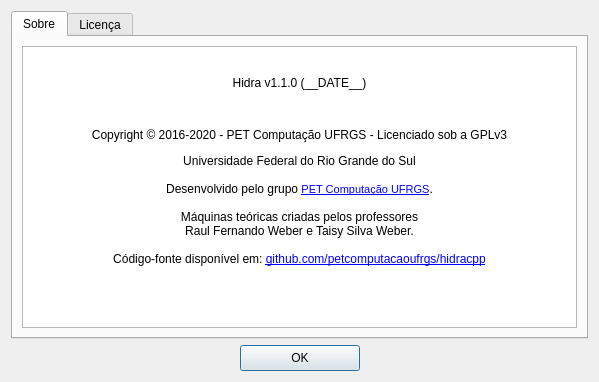
Qt form src/gui/about.ui (petcomputacaoufrgs/hidracpp) before a commit.
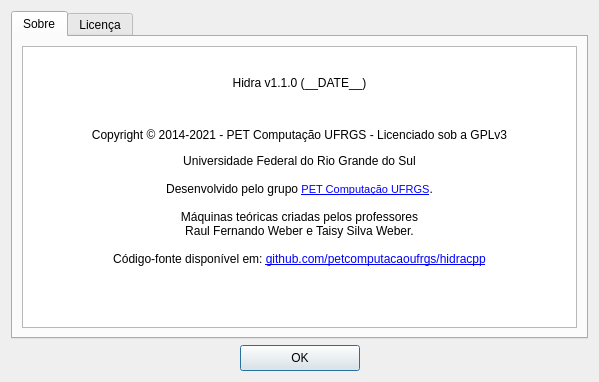
The same form after that commit.

Patch:
```diff
--- a/src/gui/about.ui
+++ b/src/gui/about.ui
@@ -37,7 +37,7 @@
 &lt;p align=&quot;center&quot; style=&quot;-qt-paragraph-type:empty; margin-top:12px; margin-bottom:12px; margin-left:0px; margin-right:0px; -qt-block-indent:0; text-indent:0px;&quot;&gt;&lt;br /&gt;&lt;/p&gt;
 &lt;p align=&quot;center&quot; style=&quot; margin-top:12px; margin-bottom:12px; margin-left:0px; margin-right:0px; -qt-block-indent:0; text-indent:0px;&quot;&gt;&lt;span style=&quot; font-size:9pt;&quot;&gt;Hidra v1.1.0 (__DATE__)&lt;/span&gt;&lt;/p&gt;
 &lt;p align=&quot;center&quot; style=&quot;-qt-paragraph-type:empty; margin-top:12px; margin-bottom:12px; margin-left:0px; margin-right:0px; -qt-block-indent:0; text-indent:0px; font-size:9pt;&quot;&gt;&lt;br /&gt;&lt;/p&gt;
-&lt;p align=&quot;center&quot; style=&quot; margin-top:12px; margin-bottom:12px; margin-left:0px; margin-right:0px; -qt-block-indent:0; text-indent:0px;&quot;&gt;&lt;span style=&quot; font-size:9pt;&quot;&gt;Copyright © 2016-2020 - PET Computação UFRGS - Licenciado sob a GPLv3&lt;/span&gt;&lt;/p&gt;
+&lt;p align=&quot;center&quot; style=&quot; margin-top:12px; margin-bottom:12px; margin-left:0px; margin-right:0px; -qt-block-indent:0; text-indent:0px;&quot;&gt;&lt;span style=&quot; font-size:9pt;&quot;&gt;Copyright © 2014-2021 - PET Computação UFRGS - Licenciado sob a GPLv3&lt;/span&gt;&lt;/p&gt;
 &lt;p align=&quot;center&quot; style=&quot; margin-top:12px; margin-bottom:12px; margin-left:0px; margin-right:0px; -qt-block-indent:0; text-indent:0px;&quot;&gt;&lt;span style=&quot; font-size:9pt;&quot;&gt;Universidade Federal do Rio Grande do Sul&lt;br /&gt;&lt;br /&gt;Desenvolvido pelo grupo &lt;/span&gt;&lt;a href=&quot;http://inf.ufrgs.br/pet/&quot;&gt;&lt;span style=&quot; font-size:8pt; text-decoration: underline; color:#0000ff;&quot;&gt;PET Computação UFRGS&lt;/span&gt;&lt;/a&gt;&lt;span style=&quot; font-size:9pt;&quot;&gt;.&lt;br /&gt;&lt;br /&gt;Máquinas teóricas criadas pelos professores&lt;br /&gt;Raul Fernando Weber e Taisy Silva Weber.&lt;br /&gt;&lt;br /&gt;Código-fonte disponível em: &lt;/span&gt;&lt;a href=&quot;https://github.com/petcomputacaoufrgs/hidracpp&quot;&gt;&lt;span style=&quot; font-size:9pt; text-decoration: underline; color:#0000ff;&quot;&gt;github.com/petcomputacaoufrgs/hidracpp&lt;/span&gt;&lt;/a&gt;&lt;/p&gt;&lt;/body&gt;&lt;/html&gt;</string>
          </property>
          <property name="openExternalLinks">
```
